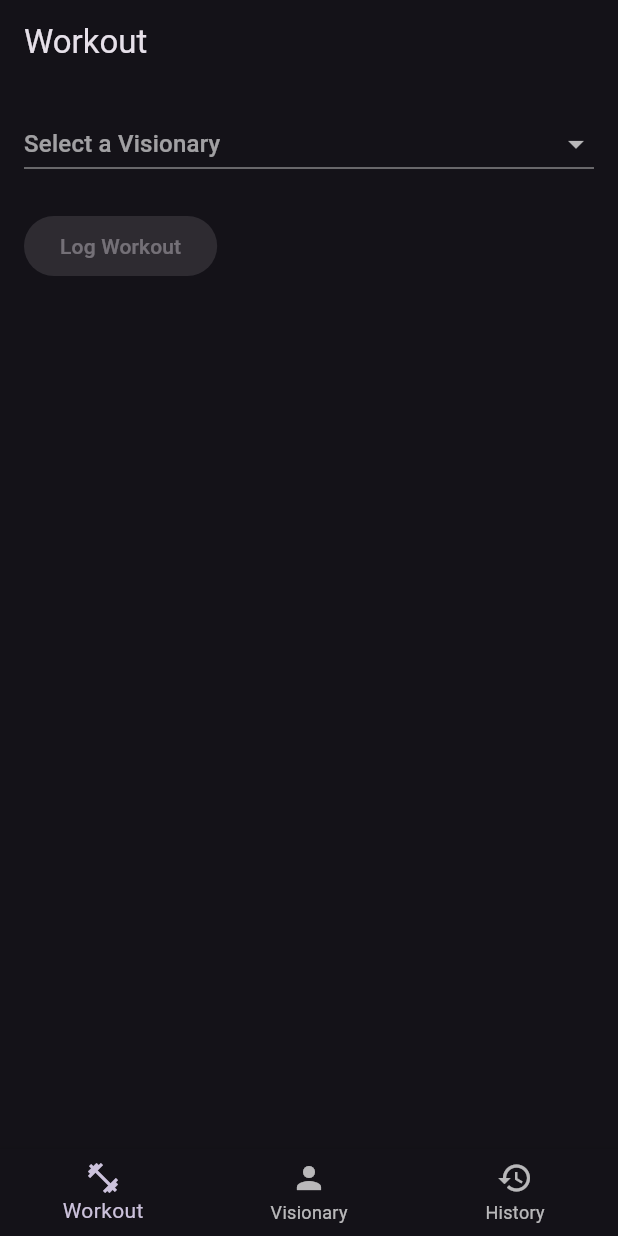
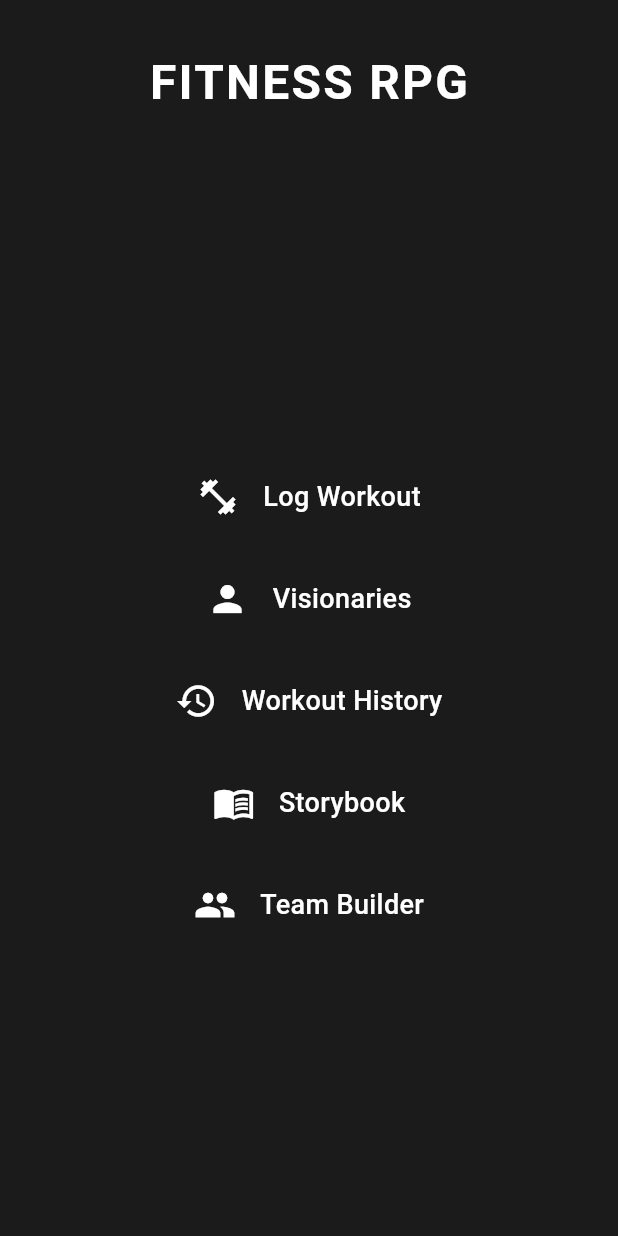
Before and after one commit to CuriousFrost/fitness_rpg, a Flutter app: the screen it shows after launch, on a phone screen of 412 x 824 dp. Run offline on Flutter 3.47's test engine with Material 3 defaults, Android fonts, the phone set to English and light mode, and no system bars; our stand-ins replace fl_chart, shared_preferences.

Commit message:
Time for main menu UI

```diff
--- a/lib/logic/workout_data.dart
+++ b/lib/logic/workout_data.dart
@@ -2,6 +2,7 @@ import 'dart:convert';
 import 'package:shared_preferences/shared_preferences.dart';
 import 'package:fitness_rpg/models/workout_entry.dart';
 import '../models/character_class.dart';
+
 
 // Updated workout_data.dart
 const int maxXpTotal = 152960;
@@ -11,6 +12,8 @@ class WorkoutData {
   final Map<CharacterClass, int> _characterXp = {
     for (var c in CharacterClass.values) c: 0,
   };
+
+
 
   List<WorkoutEntry> get entries => _entries;
 
@@ -94,3 +97,4 @@ class WorkoutData {
     }
   }
 }
+final WorkoutData workoutData = WorkoutData();
--- a/lib/main.dart
+++ b/lib/main.dart
@@ -1,23 +1,13 @@
-import 'package:fitness_rpg/screens/visionary_screen.dart';
 import 'package:flutter/material.dart';
 import 'screens/main_menu.dart';
-import '../models/character_data.dart';
-import '../logic/workout_data.dart';
 //import 'package:shared_preferences/shared_preferences.dart';
 
 // 🔹 Add this:
 final PageStorageBucket pageStorageBucket = PageStorageBucket();
 
-void main() async {
-  WidgetsFlutterBinding.ensureInitialized();
-  //final prefs = await SharedPreferences.getInstance();
-  //await prefs.clear(); // One-time clear
-  await CharacterData.load();
-  await workoutData.load();
+void main() {
   runApp(const FitnessRPGApp());
 }
-
-final workoutData = WorkoutData();
 
 class FitnessRPGApp extends StatelessWidget {
   const FitnessRPGApp({super.key});
@@ -25,12 +15,11 @@ class FitnessRPGApp extends StatelessWidget {
   @override
   Widget build(BuildContext context) {
     return MaterialApp(
+      title: 'Fitness RPG',
       debugShowCheckedModeBanner: false,
-      routes: {'/visionary': (context) => const CharacterScreen()},
-      title: 'Fitness RPG',
       theme: ThemeData.dark(),
-      // 🔹 Wrap your root screen with PageStorage
-      home: PageStorage(bucket: pageStorageBucket, child: MainMenu()),
+      home: const MainMenuScreen(), // 👈 Switch to your new main menu
     );
   }
 }
+// lib/logic/workout_data.dart
--- a/lib/models/workout_entry.dart
+++ b/lib/models/workout_entry.dart
@@ -1,4 +1,5 @@
 import '../models/character_class.dart';
+
 
 enum WorkoutType {
   running,
--- a/lib/screens/history_screen.dart
+++ b/lib/screens/history_screen.dart
@@ -2,7 +2,7 @@
 import 'package:flutter/material.dart';
 import '../models/workout_entry.dart';
 import '../models/character_class.dart';
-import '../main.dart';
+import '../logic/workout_data.dart';
 
 class HistoryScreen extends StatefulWidget {
   const HistoryScreen({super.key});
--- a/lib/screens/main_menu.dart
+++ b/lib/screens/main_menu.dart
@@ -3,37 +3,121 @@ import 'visionary_screen.dart';
 import 'workout_screen.dart';
 import 'history_screen.dart';
 
-class MainMenu extends StatefulWidget {
-  const MainMenu({super.key});
-
-  @override
-  State<MainMenu> createState() => _MainMenuState();
-}
-
-class _MainMenuState extends State<MainMenu> {
-  int _selectedIndex = 0;
-
-  final List<Widget> _screens = const [
-    WorkoutScreen(),
-    CharacterScreen(),
-    HistoryScreen(),
-  ];
+class MainMenuScreen extends StatelessWidget {
+  const MainMenuScreen({super.key});
 
   @override
   Widget build(BuildContext context) {
     return Scaffold(
-      body: _screens[_selectedIndex],
-      bottomNavigationBar: BottomNavigationBar(
-        currentIndex: _selectedIndex,
-        onTap: (index) => setState(() => _selectedIndex = index),
-        items: const [
-          BottomNavigationBarItem(
-            icon: Icon(Icons.fitness_center),
-            label: 'Workout',
-          ),
-          BottomNavigationBarItem(icon: Icon(Icons.person), label: 'Visionary'),
-          BottomNavigationBarItem(icon: Icon(Icons.history), label: 'History'),
-        ],
+      backgroundColor: const Color(0xFF1B1B1B),
+      body: SafeArea(
+        child: Column(
+          children: [
+            const Padding(
+              padding: EdgeInsets.symmetric(vertical: 32.0),
+              child: Text(
+                'FITNESS RPG',
+                style: TextStyle(
+                  fontSize: 32,
+                  fontWeight: FontWeight.bold,
+                  color: Colors.white,
+                  letterSpacing: 1.5,
+                ),
+              ),
+            ),
+            Expanded(
+              child: Center(
+                child: Column(
+                  mainAxisSize: MainAxisSize.min,
+                  children: [
+                    _buildMenuButton(
+                      icon: Icons.fitness_center,
+                      label: 'Log Workout',
+                      onTap: () {
+                        Navigator.push(
+                          context,
+                          MaterialPageRoute(builder: (_) => const WorkoutScreen()),
+                        );
+                      },
+                    ),
+                    const SizedBox(height: 16),
+                    _buildMenuButton(
+                      icon: Icons.person,
+                      label: 'Visionaries',
+                      onTap: () {
+                        Navigator.push(
+                          context,
+                          MaterialPageRoute(builder: (_) => const CharacterScreen()),
+                        );
+                      },
+                    ),
+                    const SizedBox(height: 16),
+                    _buildMenuButton(
+                      icon: Icons.history,
+                      label: 'Workout History',
+                      onTap: () {
+                        Navigator.push(
+                          context,
+                          MaterialPageRoute(builder: (_) => const HistoryScreen()),
+                        );
+                      },
+                    ),
+                    const SizedBox(height: 16),
+                    _buildMenuButton(
+                      icon: Icons.menu_book,
+                      label: 'Storybook',
+                      onTap: () {
+                        ScaffoldMessenger.of(context).showSnackBar(
+                          const SnackBar(content: Text('Story mode coming soon!')),
+                        );
+                      },
+                    ),
+                    const SizedBox(height: 16),
+                    _buildMenuButton(
+                      icon: Icons.group,
+                      label: 'Team Builder',
+                      onTap: () {
+                        ScaffoldMessenger.of(context).showSnackBar(
+                          const SnackBar(content: Text('Team Builder coming soon!')),
+                        );
+                      },
+                    ),
+                  ],
+                ),
+              ),
+            ),
+          ],
+        ),
+      ),
+    );
+  }
+
+  Widget _buildMenuButton({
+    required IconData icon,
+    required String label,
+    required VoidCallback onTap,
+  }) {
+    return InkWell(
+      onTap: onTap,
+      borderRadius: BorderRadius.circular(12),
+      splashColor: Colors.white24,
+      child: Container(
+        padding: const EdgeInsets.symmetric(vertical: 12, horizontal: 24),
+        child: Row(
+          mainAxisSize: MainAxisSize.min,
+          children: [
+            Icon(icon, size: 28, color: Colors.white),
+            const SizedBox(width: 16),
+            Text(
+              label,
+              style: const TextStyle(
+                fontSize: 18,
+                color: Colors.white,
+                fontWeight: FontWeight.w500,
+              ),
+            ),
+          ],
+        ),
       ),
     );
   }
--- a/lib/screens/visionary_screen.dart
+++ b/lib/screens/visionary_screen.dart
@@ -2,8 +2,8 @@ import 'package:flutter/material.dart';
 import '../models/character_class.dart';
 import 'workout_screen.dart';
 import '../widgets/xp_progress_bar.dart';
-import '../main.dart';
 import '../screens/visionary_stats_screen.dart';
+import '../logic/workout_data.dart';
 
 class CharacterScreen extends StatefulWidget {
   const CharacterScreen({super.key});
--- a/lib/screens/visionary_stats_screen.dart
+++ b/lib/screens/visionary_stats_screen.dart
@@ -5,7 +5,7 @@ import 'package:flutter/material.dart';
 import '../models/character_class.dart';
 import '../models/workout_entry.dart';
 import 'package:fl_chart/fl_chart.dart';
-import 'package:fitness_rpg/main.dart';
+import '../logic/workout_data.dart';
 
 extension WorkoutTypeIcon on WorkoutType {
   IconData get icon {
--- a/lib/screens/workout_screen.dart
+++ b/lib/screens/workout_screen.dart
@@ -3,7 +3,7 @@ import 'package:flutter/material.dart';
 import '../models/character_class.dart';
 import '../models/workout_entry.dart';
 import '../widgets/workout_input_dialog.dart';
-import '../main.dart';
+import '../logic/workout_data.dart';
 
 class WorkoutScreen extends StatefulWidget {
   const WorkoutScreen({super.key});
--- a/lib/widgets/workout_input_dialog.dart
+++ b/lib/widgets/workout_input_dialog.dart
@@ -3,7 +3,7 @@
 import 'package:flutter/material.dart';
 import 'package:fitness_rpg/models/workout_entry.dart';
 import '../logic/math_helper.dart';
-import '../main.dart';
+import '../logic/workout_data.dart';
 
 // ========== Main Menu Navigation ==========
 @override
--- a/pubspec.yaml
+++ b/pubspec.yaml
@@ -31,6 +31,8 @@ dependencies:
   flutter:
     sdk: flutter
   shared_preferences: ^2.2.2  # ← Add this line with the same indent
+  video_player: ^2.7.2
+
 
   # The following adds the Cupertino Icons font to your application.
   # Use with the CupertinoIcons class for iOS style icons.
@@ -40,6 +42,7 @@ dependencies:
 dev_dependencies:
   flutter_test:
     sdk: flutter
+
 
   # The "flutter_lints" package below contains a set of recommended lints to
   # encourage good coding practices. The lint set provided by the package is
```
Also changed, not shown: pubspec.lock.
